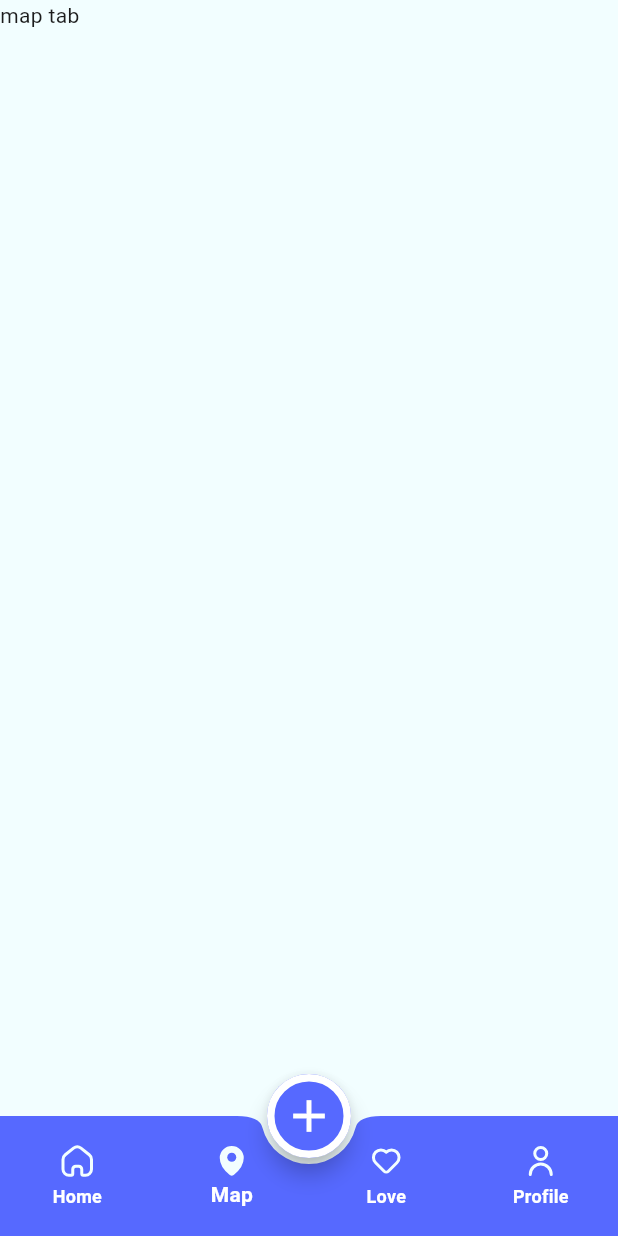
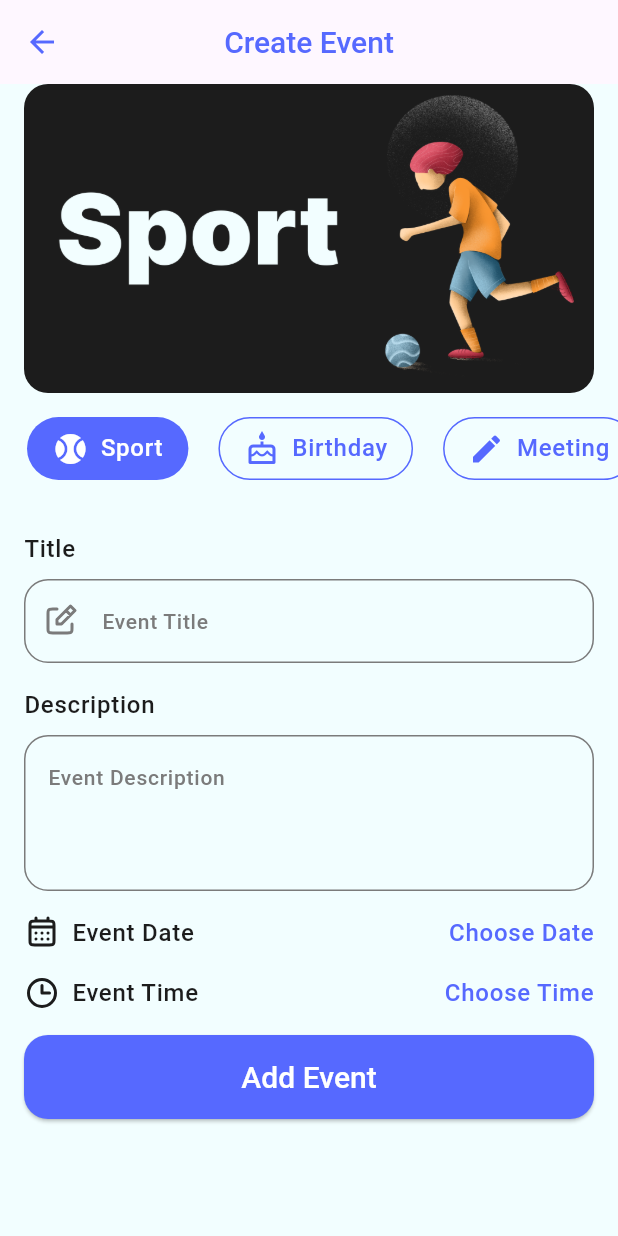
Before and after one commit to bavly97/Evently, a Flutter app: the screen it shows after launch, item 2 of the bottom bar chosen, after a tap on the "add" icon, on a phone screen of 412 x 824 dp. Run offline on Flutter 3.47's test engine with Material 3 defaults, Android fonts, the phone set to English and light mode, and no system bars; our stand-ins replace flutter_svg.

Commit message:
implement create event screen ui

```diff
--- a/lib/app_theme.dart
+++ b/lib/app_theme.dart
@@ -12,14 +12,19 @@ class AppTheme {
   static ThemeData lightTheme = ThemeData(
     scaffoldBackgroundColor: backgroundLight,
     primaryColor: primary,
-    appBarTheme: AppBarTheme(),
+    appBarTheme: AppBarTheme(
+      foregroundColor: primary,
+      centerTitle: true,
+    ),
     tabBarTheme: TabBarTheme(
+      labelPadding: EdgeInsets.symmetric(horizontal: 10),
+      tabAlignment: TabAlignment.start,
+      dividerColor: Colors.transparent,
+      indicator: BoxDecoration(
+        color: Colors.transparent,
+      ),
       labelColor: white,
       unselectedLabelColor: white,
-      indicator: BoxDecoration(
-        color: white,
-        borderRadius: BorderRadius.circular(16),
-      ),
     ),
     floatingActionButtonTheme: FloatingActionButtonThemeData(
       backgroundColor: primary,
@@ -55,21 +60,28 @@ class AppTheme {
       ),
       enabledBorder: OutlineInputBorder(
         borderSide: BorderSide(
-          color: AppTheme.grey,
+          color: grey,
           width: 1,
         ),
         borderRadius: BorderRadius.circular(16),
       ),
       focusedBorder: OutlineInputBorder(
         borderSide: BorderSide(
-          color: AppTheme.grey,
+          color: grey,
+          width: 1,
+        ),
+        borderRadius: BorderRadius.circular(16),
+      ),
+      focusedErrorBorder: OutlineInputBorder(
+        borderSide: BorderSide(
+          color: red,
           width: 1,
         ),
         borderRadius: BorderRadius.circular(16),
       ),
       errorBorder: OutlineInputBorder(
         borderSide: BorderSide(
-          color: AppTheme.red,
+          color: red,
           width: 1,
         ),
         borderRadius: BorderRadius.circular(16),
--- a/lib/main.dart
+++ b/lib/main.dart
@@ -1,4 +1,5 @@
 import 'package:evently/app_theme.dart';
+import 'package:evently/screens/create_event_screen.dart';
 import 'package:evently/screens/home_screen.dart';
 import 'package:evently/screens/login_scree.dart';
 import 'package:evently/screens/register_screen.dart';
@@ -17,6 +18,7 @@ class EventlyApp extends StatelessWidget {
         LoginScree.routeName: (_) => LoginScree(),
         RegisterScreen.routeName: (_) => RegisterScreen(),
         HomeScreen.routeName: (_) => HomeScreen(),
+        CreateEventScreen.routeName: (_) => CreateEventScreen(),
       },
       initialRoute: HomeScreen.routeName,
       theme: AppTheme.lightTheme,
--- /dev/null
+++ b/lib/screens/create_event_screen.dart
@@ -0,0 +1,226 @@
+import 'package:evently/app_theme.dart';
+import 'package:evently/models/category_model.dart';
+import 'package:evently/tabs/home/tab_item.dart';
+import 'package:evently/widgets/custom_elevated_button.dart';
+import 'package:evently/widgets/custom_text_form_field.dart';
+import 'package:flutter/material.dart';
+import 'package:flutter_svg/svg.dart';
+import 'package:intl/intl.dart';
+
+class CreateEventScreen extends StatefulWidget {
+  static const routeName = '/create-event-screen';
+
+  @override
+  State<CreateEventScreen> createState() => _CreateEventScreenState();
+}
+
+class _CreateEventScreenState extends State<CreateEventScreen> {
+  int selectedIndex = 0;
+  DateTime? selectedDate;
+  TimeOfDay? selectedTime;
+  TextEditingController titleController = TextEditingController();
+  TextEditingController descriptionController = TextEditingController();
+  GlobalKey<FormState> formKey = GlobalKey<FormState>();
+  DateFormat dateFormat = DateFormat('d-M-yyyy');
+
+  @override
+  Widget build(BuildContext context) {
+    return Scaffold(
+      appBar: AppBar(
+        title: Text('Create Event'),
+      ),
+      body: DefaultTabController(
+        length: CategoryModel.categories.length,
+        child: SingleChildScrollView(
+          child: Column(
+            children: [
+              Padding(
+                padding: const EdgeInsets.symmetric(horizontal: 16),
+                child: ClipRRect(
+                  borderRadius: BorderRadius.circular(16),
+                  clipBehavior: Clip.antiAlias,
+                  child: Image.asset(
+                      fit: BoxFit.fill,
+                      height: MediaQuery.sizeOf(context).height * 0.25,
+                      width: double.infinity,
+                      'assets/images/${CategoryModel.categories[selectedIndex].imageName}.png'),
+                ),
+              ),
+              SizedBox(height: 16),
+              TabBar(
+                padding: EdgeInsets.symmetric(horizontal: 8),
+                onTap: (index) {
+                  selectedIndex = index;
+                  setState(() {});
+                },
+                isScrollable: true,
+                tabs: CategoryModel.categories
+                    .map(
+                      (category) => TabItem(
+                        backgroundColor: AppTheme.primary,
+                        foregroundColor: AppTheme.primary,
+                        selectedForegroundColor: AppTheme.white,
+                        categoryModel: category,
+                        isSelected: selectedIndex ==
+                            CategoryModel.categories.indexOf(category),
+                      ),
+                    )
+                    .toList(),
+              ),
+              SizedBox(height: 16),
+              Padding(
+                padding: EdgeInsets.all(16),
+                child: Form(
+                  key: formKey,
+                  child: Column(
+                    crossAxisAlignment: CrossAxisAlignment.start,
+                    children: [
+                      Text(
+                        'Title',
+                        style: Theme.of(context).textTheme.bodyLarge,
+                      ),
+                      SizedBox(
+                        height: 8,
+                      ),
+                      CustomTextFormField(
+                        validator: (value) {
+                          if (value == null || value.isEmpty) {
+                            return "title can't be empty";
+                          }
+                          return null;
+                        },
+                        controller: titleController,
+                        hintText: 'Event Title',
+                        iconName: 'event_title',
+                      ),
+                      SizedBox(
+                        height: 16,
+                      ),
+                      Text(
+                        'Description',
+                        style: Theme.of(context).textTheme.bodyLarge,
+                      ),
+                      SizedBox(
+                        height: 8,
+                      ),
+                      CustomTextFormField(
+                        validator: (value) {
+                          if (value == null || value.isEmpty) {
+                            return "description can't be empty";
+                          }
+                          return null;
+                        },
+                        controller: descriptionController,
+                        maxLines: 3,
+                        hintText: 'Event Description',
+                      ),
+                      SizedBox(
+                        height: 16,
+                      ),
+                      Row(
+                        children: [
+                          SvgPicture.asset(
+                            'assets/icons/date.svg',
+                            height: 24,
+                            width: 24,
+                            fit: BoxFit.scaleDown,
+                          ),
+                          SizedBox(
+                            width: 8,
+                          ),
+                          Text(
+                            'Event Date',
+                            style: Theme.of(context).textTheme.bodyLarge,
+                          ),
+                          Spacer(),
+                          InkWell(
+                            onTap: () async {
+                              DateTime? date = await showDatePicker(
+                                context: context,
+                                firstDate: DateTime.now(),
+                                lastDate: DateTime.now().add(
+                                  Duration(days: 365),
+                                ),
+                                initialEntryMode: DatePickerEntryMode.calendar,
+                                initialDate: selectedDate ?? DateTime.now(),
+                              );
+                              if (date != null) {
+                                selectedDate = date;
+                              }
+                              setState(() {});
+                            },
+                            child: Text(
+                              selectedDate == null
+                                  ? 'Choose Date'
+                                  : dateFormat.format(selectedDate!),
+                              style: Theme.of(context)
+                                  .textTheme
+                                  .bodyLarge!
+                                  .copyWith(color: AppTheme.primary),
+                            ),
+                          ),
+                        ],
+                      ),
+                      SizedBox(
+                        height: 16,
+                      ),
+                      Row(
+                        children: [
+                          SvgPicture.asset(
+                            'assets/icons/time.svg',
+                            height: 24,
+                            width: 24,
+                            fit: BoxFit.scaleDown,
+                          ),
+                          SizedBox(
+                            width: 8,
+                          ),
+                          Text(
+                            'Event Time',
+                            style: Theme.of(context).textTheme.bodyLarge,
+                          ),
+                          Spacer(),
+                          InkWell(
+                            onTap: () async {
+                              TimeOfDay? time = await showTimePicker(
+                                  context: context,
+                                  initialTime: TimeOfDay.now());
+                              if (time != null) {
+                                selectedTime = time;
+                              }
+                              setState(() {});
+                            },
+                            child: Text(
+                              selectedTime == null
+                                  ? 'Choose Time'
+                                  : selectedTime!.format(context),
+                              style: Theme.of(context)
+                                  .textTheme
+                                  .bodyLarge!
+                                  .copyWith(color: AppTheme.primary),
+                            ),
+                          ),
+                        ],
+                      ),
+                      SizedBox(
+                        height: 16,
+                      ),
+                      CustomElevatedButton(
+                          text: 'Add Event', onpressed: addEventPress),
+                    ],
+                  ),
+                ),
+              ),
+            ],
+          ),
+        ),
+      ),
+    );
+  }
+
+  void addEventPress() {
+    if (formKey.currentState!.validate() &&
+        selectedDate != null &&
+        selectedTime != null) {}
+  }
+}
--- a/lib/screens/home_screen.dart
+++ b/lib/screens/home_screen.dart
@@ -1,4 +1,5 @@
 import 'package:evently/app_theme.dart';
+import 'package:evently/screens/create_event_screen.dart';
 import 'package:evently/tabs/home/home_tab.dart';
 import 'package:evently/tabs/love/love_tab.dart';
 import 'package:evently/tabs/map/map_tab.dart';
@@ -59,7 +60,9 @@ class _HomeScreenState extends State<HomeScreen> {
         ),
       ),
       floatingActionButton: FloatingActionButton(
-        onPressed: () {},
+        onPressed: () {
+          Navigator.of(context).pushNamed(CreateEventScreen.routeName);
+        },
         child: Icon(
           size: 36,
           Icons.add,
--- a/lib/tabs/home/home_tab_header.dart
+++ b/lib/tabs/home/home_tab_header.dart
@@ -1,3 +1,4 @@
+import 'package:evently/app_theme.dart';
 import 'package:evently/models/category_model.dart';
 import 'package:evently/tabs/home/tab_item.dart';
 import 'package:flutter/material.dart';
@@ -21,7 +22,7 @@ class _HomeTabHeaderState extends State<HomeTabHeader> {
       ),
       child: SafeArea(
         child: Padding(
-          padding: const EdgeInsets.only(left: 16, bottom: 16, top: 16),
+          padding: EdgeInsets.only(left: 16, bottom: 16, top: 16),
           child: DefaultTabController(
             length: CategoryModel.categories.length,
             child: Column(
@@ -41,15 +42,13 @@ class _HomeTabHeaderState extends State<HomeTabHeader> {
                     selectedIndex = index;
                     setState(() {});
                   },
-                  tabAlignment: TabAlignment.start,
-                  dividerColor: Colors.transparent,
-                  indicator: BoxDecoration(
-                    color: Colors.transparent,
-                  ),
                   isScrollable: true,
                   tabs: CategoryModel.categories
                       .map(
                         (category) => TabItem(
+                          foregroundColor: AppTheme.white,
+                          selectedForegroundColor: AppTheme.primary,
+                          backgroundColor: AppTheme.white,
                           categoryModel: category,
                           isSelected: selectedIndex ==
                               CategoryModel.categories.indexOf(category),
--- a/lib/tabs/home/tab_item.dart
+++ b/lib/tabs/home/tab_item.dart
@@ -1,19 +1,27 @@
-import 'package:evently/app_theme.dart';
 import 'package:evently/models/category_model.dart';
 import 'package:flutter/material.dart';
 
 class TabItem extends StatelessWidget {
   CategoryModel categoryModel;
+  Color backgroundColor;
+  Color foregroundColor;
+  Color selectedForegroundColor;
   bool isSelected;
-  TabItem({required this.categoryModel, this.isSelected = false});
+
+  TabItem(
+      {required this.categoryModel,
+      required this.backgroundColor,
+      required this.foregroundColor,
+      required this.selectedForegroundColor,
+      this.isSelected = false});
   @override
   Widget build(BuildContext context) {
     return Container(
       padding: EdgeInsets.symmetric(horizontal: 16, vertical: 8),
       decoration: BoxDecoration(
-        color: isSelected ? AppTheme.white : Colors.transparent,
+        color: isSelected ? backgroundColor : Colors.transparent,
         border: Border.all(
-          color: AppTheme.white,
+          color: isSelected ? Colors.transparent : foregroundColor,
           width: 1,
         ),
         borderRadius: BorderRadius.circular(46),
@@ -22,13 +30,13 @@ class TabItem extends StatelessWidget {
         children: [
           Icon(
             categoryModel.icon,
-            color: isSelected ? AppTheme.primary : AppTheme.white,
+            color: isSelected ? selectedForegroundColor : foregroundColor,
           ),
           SizedBox(width: 8),
           Text(
             categoryModel.name,
             style: Theme.of(context).textTheme.bodyLarge!.copyWith(
-                  color: isSelected ? AppTheme.primary : AppTheme.white,
+                  color: isSelected ? selectedForegroundColor : foregroundColor,
                 ),
           )
         ],
--- a/lib/widgets/custom_text_form_field.dart
+++ b/lib/widgets/custom_text_form_field.dart
@@ -4,17 +4,19 @@ import 'package:flutter_svg/svg.dart';
 
 class CustomTextFormField extends StatefulWidget {
   String hintText;
-  String iconName;
+  String? iconName;
   TextEditingController? controller;
   bool isPassword;
   String? Function(String?)? validator;
+  int maxLines;
 
   CustomTextFormField({
     required this.hintText,
-    required this.iconName,
+    this.iconName,
     this.controller,
     this.isPassword = false,
     this.validator,
+    this.maxLines = 1,
   });
 
   @override
@@ -29,14 +31,17 @@ class _CustomTextFormFieldState extends State<CustomTextFormField> {
     TextTheme textTheme = Theme.of(context).textTheme;
 
     return TextFormField(
+      maxLines: widget.maxLines,
       autovalidateMode: AutovalidateMode.onUserInteraction,
-      validator:widget. validator ,
+      validator: widget.validator,
       obscureText: isObscured,
       obscuringCharacter: '*',
       controller: widget.controller,
       style: textTheme.bodyLarge,
       decoration: InputDecoration(
-        prefixIcon: SvgPicture.asset(
+        prefixIcon: widget.iconName == null
+            ? null
+            : SvgPicture.asset(
                 'assets/icons/${widget.iconName}.svg',
                 width: 24,
                 height: 24,
@@ -56,7 +61,6 @@ class _CustomTextFormFieldState extends State<CustomTextFormField> {
               )
             : null,
         hintText: widget.hintText,
-
       ),
     );
   }
--- a/pubspec.yaml
+++ b/pubspec.yaml
@@ -35,6 +35,7 @@ dependencies:
   # Use with the CupertinoIcons class for iOS style icons.
   cupertino_icons: ^1.0.8
   flutter_svg: ^2.0.17
+  intl: ^0.20.2
 
 dev_dependencies:
   flutter_test:
```
Also changed, not shown: assets/icons/date.svg (added), assets/icons/event_title.svg (added), assets/icons/time.svg (added), assets/images/2.0x/meeting@2x.png (renamed from assets/images/2.0x/metting@2x.png), assets/images/meeting.png (renamed from assets/images/metting.png), pubspec.lock, 2 other files. Lines whose indentation alone changed are shown as unchanged.
